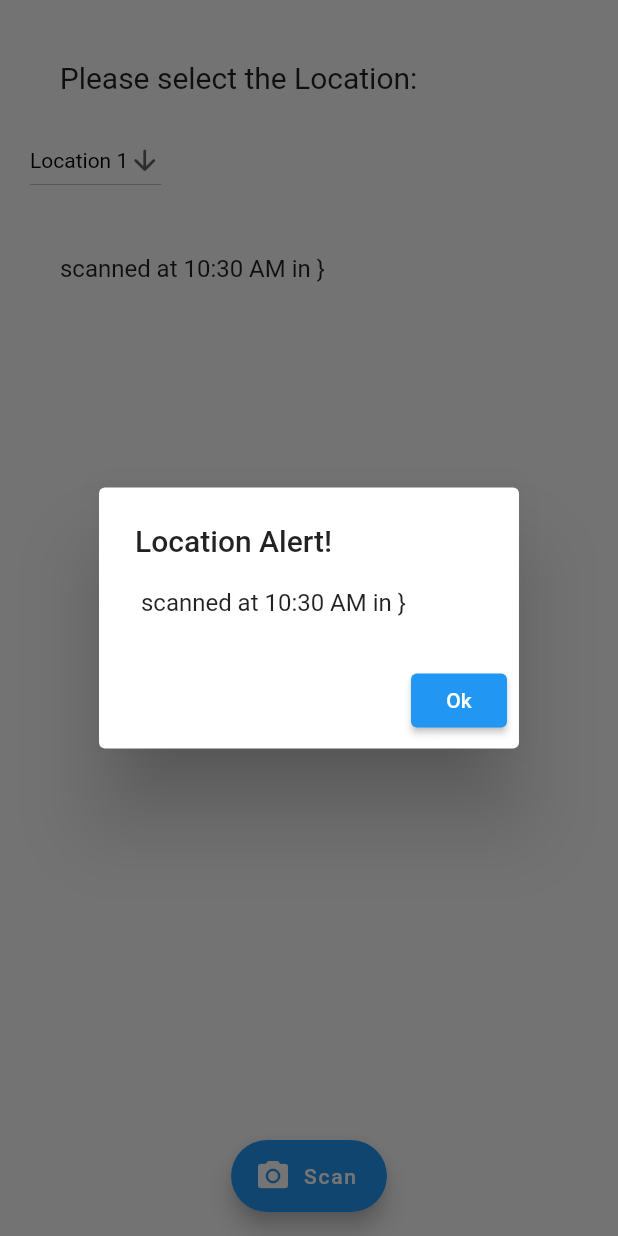
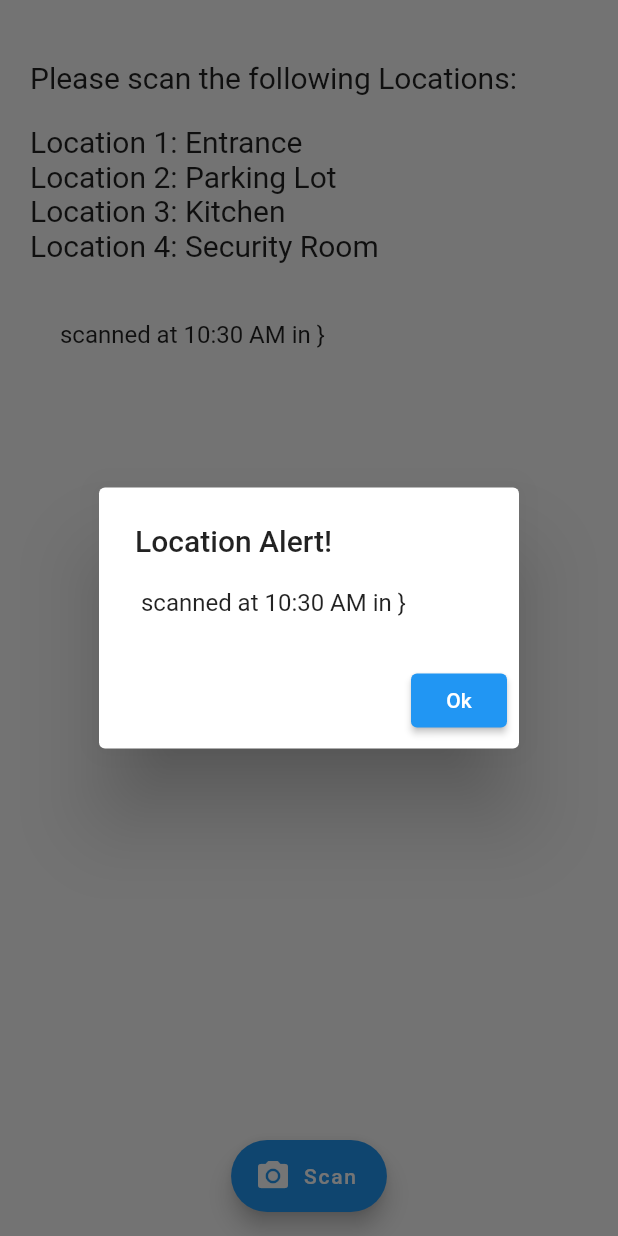
Before and after one commit to andres-alba/alba-security, a Flutter app: the ScanScreen screen opened by its route, after a tap on "Scan", on a phone screen of 412 x 824 dp. Run offline on Flutter 3.47's test engine with Material 2 defaults, Android fonts, the phone set to English and light mode, and no system bars; our stand-ins replace animated_text_kit, cloud_firestore, firebase_auth, firebase_core, geolocator, modal_progress_hud; missing offline and left inert: barcode_scan, geocoder; accounts and stored records are empty.

Commit message:
Edited User Page to include locations to be scanned.

```diff
--- a/lib/screens/scan_screen.dart
+++ b/lib/screens/scan_screen.dart
@@ -130,38 +130,44 @@ class _ScanScreenState extends State<ScanScreen> {
           children: [
             SizedBox(height: 20.0),
             Text(
-              '    Please select the Location:',
+              'Please scan the following Locations:',
               style: TextStyle(
                 fontSize: 20.0,
               ),
             ),
             SizedBox(height: 20.0),
-            DropdownButton(
-              value: selectedValue,
-              icon: Icon(Icons.arrow_downward_rounded),
-              iconSize: 22,
-              elevation: 16,
-              style: TextStyle(color: Colors.black),
-              onChanged: (value) {
-                setState(() {
-                  selectedValue = value;
-                });
-              },
-              items: [
-                DropdownMenuItem(
-                  child: Text("Location 1"),
-                  value: 1,
-                ),
-                DropdownMenuItem(
-                  child: Text("Location 2"),
-                  value: 2,
-                ),
-                DropdownMenuItem(
-                  child: Text("Location 3"),
-                  value: 3,
-                ),
-              ],
+            Text(
+              'Location 1: Entrance\nLocation 2: Parking Lot\nLocation 3: Kitchen\nLocation 4: Security Room',
+              style: TextStyle(
+                fontSize: 20.0,
+              ),
             ),
+//            DropdownButton(
+//              value: selectedValue,
+//              icon: Icon(Icons.arrow_downward_rounded),
+//              iconSize: 22,
+//              elevation: 16,
+//              style: TextStyle(color: Colors.black),
+//              onChanged: (value) {
+//                setState(() {
+//                  selectedValue = value;
+//                });
+//              },
+//              items: [
+//                DropdownMenuItem(
+//                  child: Text("Location 1"),
+//                  value: 1,
+//                ),
+//                DropdownMenuItem(
+//                  child: Text("Location 2"),
+//                  value: 2,
+//                ),
+//                DropdownMenuItem(
+//                  child: Text("Location 3"),
+//                  value: 3,
+//                ),
+//              ],
+//            ),
             SizedBox(height: 20.0),
             Expanded(
               child: ListView.builder(
```
